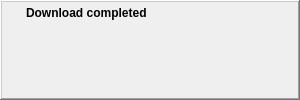
Above: retroshare-gui/src/gui/toaster/DownloadToaster.ui from RetroShare/RetroShare before the change. Below: the same form after it.
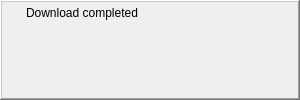
That is the form after the change. Icons and pictures are not drawn.

Commit message: Moved font size definitions from ui files to default qss. Added new base class StyledLabel to emulate the missing font-size by factor in qss.

Patch:
```diff
--- a/retroshare-gui/src/gui/toaster/DownloadToaster.ui
+++ b/retroshare-gui/src/gui/toaster/DownloadToaster.ui
@@ -82,13 +82,6 @@
         </item>
         <item>
          <widget class="QLabel" name="toasterLabel">
-          <property name="font">
-           <font>
-            <pointsize>9</pointsize>
-            <weight>75</weight>
-            <bold>true</bold>
-           </font>
-          </property>
           <property name="text">
            <string notr="true">Download completed</string>
           </property>
```
The commit also changes 41 other files.
